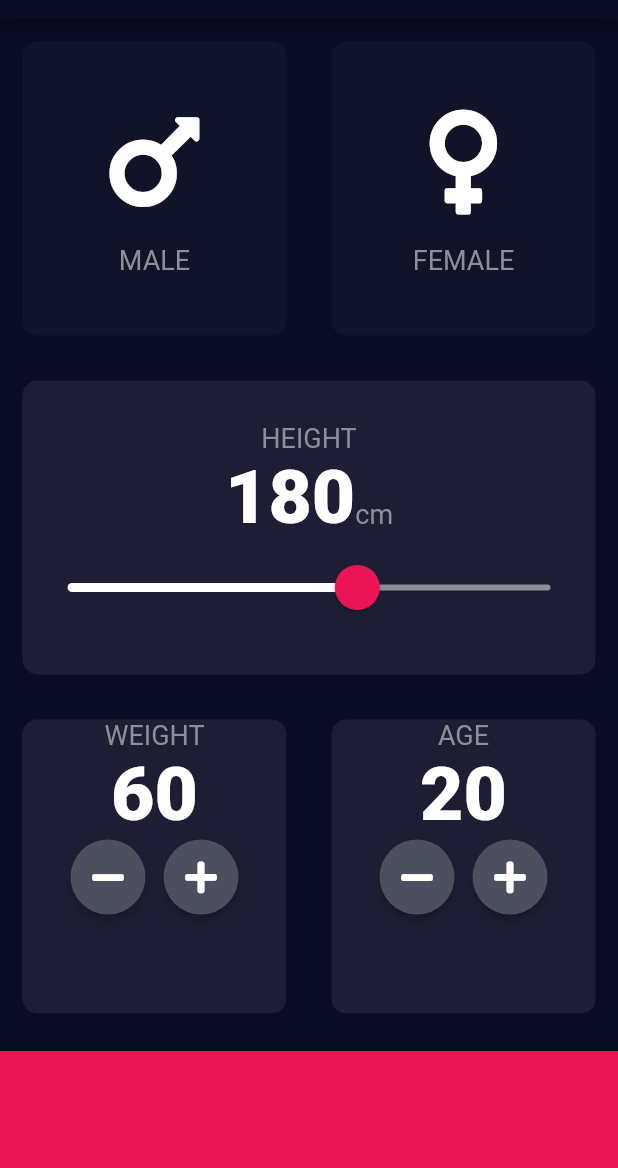
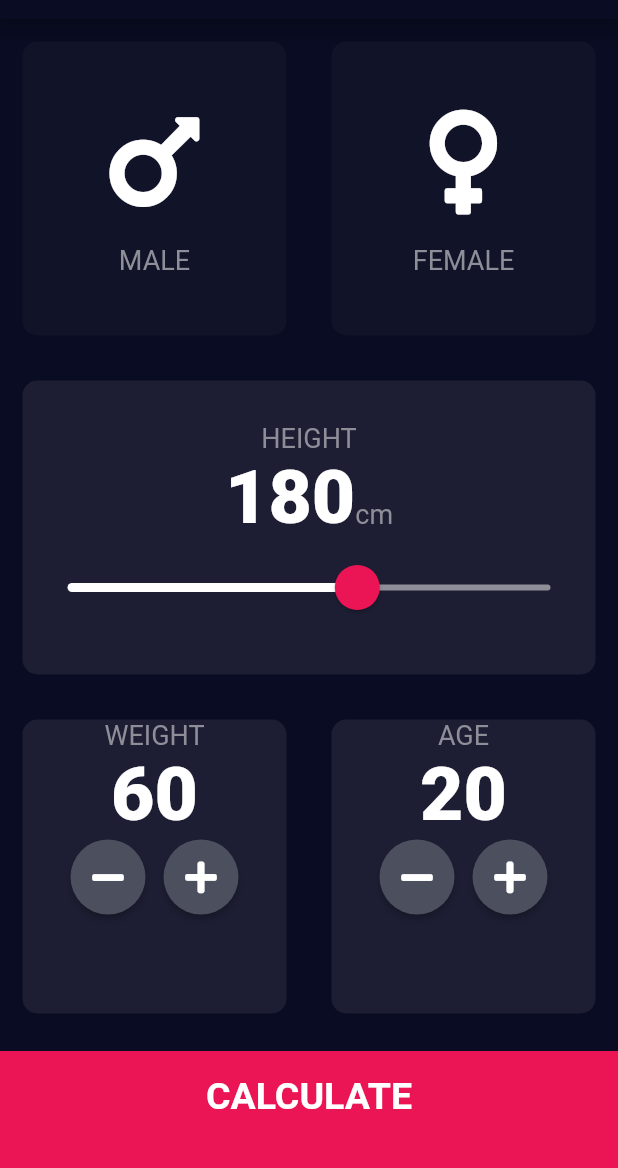
Before and after one commit to sabanansari/BMI-Calculator, a Flutter app: the screen it shows after launch, on a phone screen of 412 x 824 dp, the part 65-1233 px from its top. Run offline on Flutter 3.47's test engine with Material 2 defaults, Android fonts, the phone set to English and light mode, and no system bars; our stand-ins replace font_awesome_flutter.

Commit message:
second screen created

```diff
--- /dev/null
+++ b/lib/bottom_bar.dart
@@ -0,0 +1,29 @@
+import 'package:flutter/material.dart';
+import 'constants.dart';
+import 'result_page.dart';
+
+class BottomButton extends StatelessWidget {
+  final String label;
+  final Function onPressed;
+
+  BottomButton(this.label, this.onPressed);
+
+  @override
+  Widget build(BuildContext context) {
+    return GestureDetector(
+      onTap: onPressed,
+      child: Container(
+        child: Center(
+            child: Text(
+          label,
+          style: kLargeButtonTextStyle,
+        )),
+        color: kBottomContainerColour,
+        margin: EdgeInsets.only(top: 10.0),
+        padding: EdgeInsets.only(bottom: 20.0),
+        width: double.infinity,
+        height: kBottomContainerHeight,
+      ),
+    );
+  }
+}
--- a/lib/constants.dart
+++ b/lib/constants.dart
@@ -7,6 +7,18 @@ const kNumberTextStyle = TextStyle(
   fontWeight: FontWeight.w900,
 );
 
+const kLargeButtonTextStyle =
+    TextStyle(fontSize: 25.0, fontWeight: FontWeight.bold);
+
+const kDescriptionStyle = TextStyle(
+  fontSize: 25.0,
+  fontWeight: FontWeight.bold,
+  color: Color(0xFF24D876),
+);
+const kBodyTextStyle = TextStyle(
+  fontSize: 22.0,
+);
+
 const kBottomContainerHeight = 80.0;
 const Color kActiveCardColour = Color(0xFF1D1E33);
 const Color kInactiveCardColour = Color(0xFF111328);
--- a/lib/input_page.dart
+++ b/lib/input_page.dart
@@ -1,9 +1,11 @@
+import 'package:bmi_calc/result_page.dart';
 import 'package:flutter/cupertino.dart';
 import 'package:flutter/material.dart';
 import 'package:font_awesome_flutter/font_awesome_flutter.dart';
 import 'reusable_card.dart';
 import 'icon_content.dart';
 import 'constants.dart';
+import 'bottom_bar.dart';
 
 enum Gender {
   male,
@@ -183,12 +185,11 @@ class _InputPageState extends State<InputPage> {
               )),
             ],
           )),
-          Container(
-            color: kBottomContainerColour,
-            margin: EdgeInsets.only(top: 10.0),
-            width: double.infinity,
-            height: kBottomContainerHeight,
-          )
+          BottomButton('CALCULATE', () {
+            Navigator.push(context, MaterialPageRoute(builder: (context) {
+              return ResultsPage();
+            }));
+          }),
         ],
       ),
     );
```
Also changed, not shown: lib/result_page.dart (added, +59 -0 lines), 1 other file.
